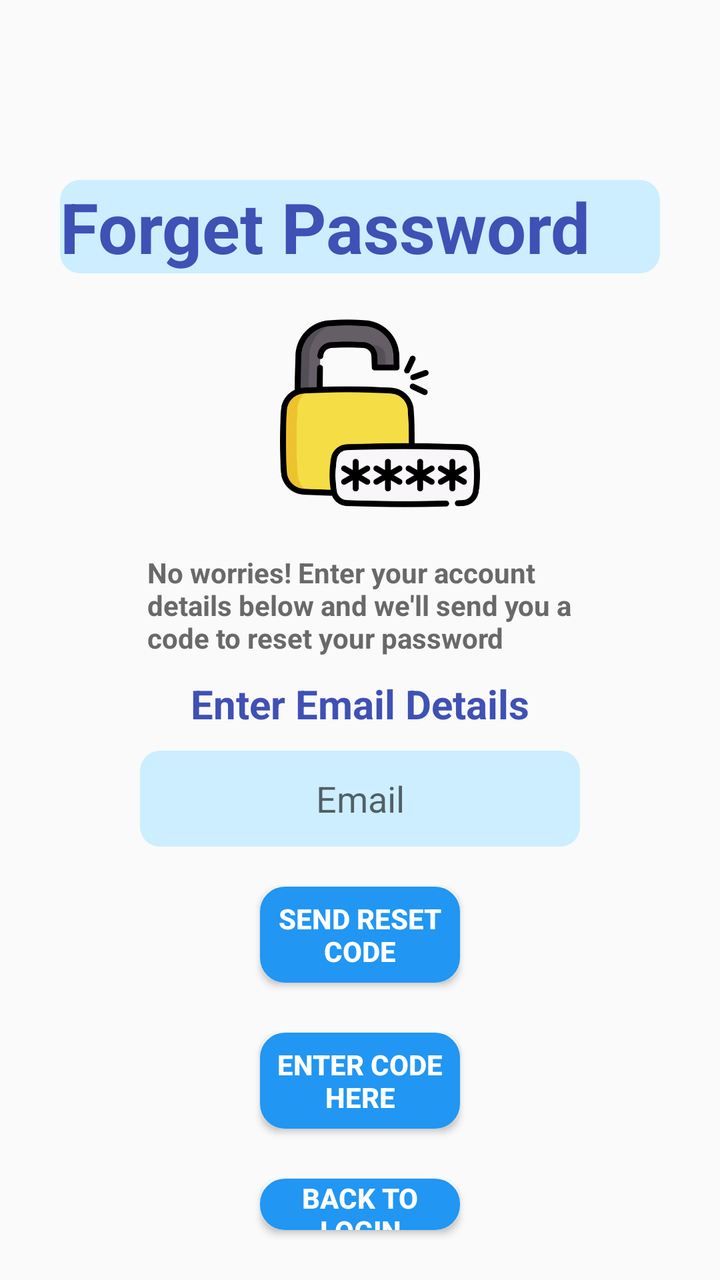
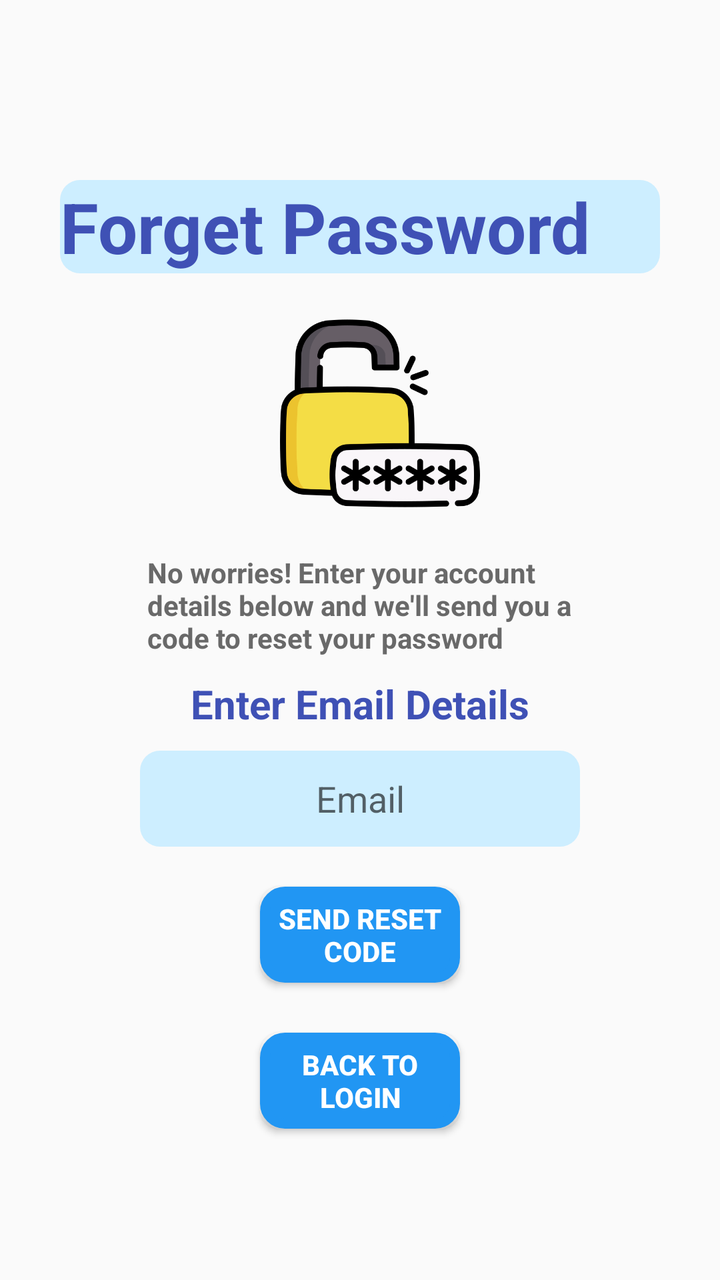

Two renders of the same Android screen: before a commit and after it. Below are the layout's source before the change and the commit's diff.
<!-- AndroidManifest.xml: application theme Theme.FlowApp -->
<!-- res/layout/forget_pass_page.xml -->
<?xml version="1.0" encoding="utf-8"?>
<LinearLayout xmlns:android="http://schemas.android.com/apk/res/android"
    android:orientation="vertical"
    android:layout_width="match_parent"
    android:layout_height="match_parent">

    <TextView
        android:text="@string/forget_password1"
        android:textSize="35sp"
        android:textColor="@color/dark_blue"
        android:textStyle="bold"
        android:id="@+id/FlowName"
        android:layout_gravity="center"
        android:layout_width="wrap_content"
        android:layout_height="wrap_content"
        android:layout_marginTop="90dp"
        android:background="@drawable/title_of_page_design"
        android:contentDescription="@null"
        android:layout_marginBottom="20dp"
        />


        <ImageView
            android:id="@+id/unlockIcon"
            android:layout_width="100dp"
            android:layout_height="100dp"
            android:src="@drawable/unlock"
            android:contentDescription="@string/Unlock_Icon"
            android:layout_gravity="center"
            android:layout_marginStart="10dp"
            />

    <TextView
        android:text="@string/sen1"
        android:textSize="14sp"
        android:textColor="@color/dark_gray"
        android:textStyle="bold"
        android:id="@+id/sen1"
        android:layout_gravity="center"
        android:layout_width="wrap_content"
        android:layout_height="wrap_content"
        android:layout_marginTop="20dp"
        />

    <TextView
        android:text="Enter Email Details"
        android:textSize="20sp"
        android:textColor="@color/dark_blue"
        android:textStyle="bold"
        android:id="@+id/accTrn"
        android:layout_gravity="center"
        android:layout_width="wrap_content"
        android:layout_height="wrap_content"
        android:layout_marginTop="10dp"
        android:layout_marginBottom="10dp"
        />

    <EditText
        android:hint="@string/email"
        android:id="@+id/inputTrn"
        android:gravity="center"
        android:layout_width="wrap_content"
        android:layout_height="wrap_content"
        android:layout_gravity="center"
        android:autofillHints="username"
        android:inputType="number"
        android:minHeight="48dp"
        android:background="@drawable/input_fields_design"
        android:layout_marginBottom="20dp"
        />

    <Button
        android:text="@string/sendCode"
        android:layout_width="wrap_content"
        android:layout_height="wrap_content"
        android:layout_gravity="center"
        android:textColor="@color/white"
        android:textStyle="bold"
        android:id="@+id/sendCodeBtn"
        android:background="@drawable/slightly_round_corner_button"
        android:layout_marginBottom="25dp"
        />

    <Button
        android:text="@string/enterCode"
        android:layout_width="wrap_content"
        android:layout_height="wrap_content"
        android:layout_gravity="center"
        android:textColor="@color/white"
        android:textStyle="bold"
        android:id="@+id/enterCodeBtn"
        android:background="@drawable/slightly_round_corner_button"
        android:layout_marginBottom="25dp"
        />

    <Button
        android:id="@+id/backToLoginBtn"
        android:layout_width="wrap_content"
        android:layout_height="wrap_content"
        android:layout_gravity="center"
        android:layout_marginBottom="25dp"
        android:background="@drawable/slightly_round_corner_button"
        android:text="@string/backToLogin"
        android:textColor="@color/white"
        android:textStyle="bold" />


</LinearLayout>
<!-- resources referenced by this layout -->
<resources>
  <color name="dark_blue">#3F51B5</color>
  <color name="dark_gray">#696969</color>
  <color name="white">#FFFFFFFF</color>
  <!-- drawable input_fields_design (drawable) -->
  <?xml version="1.0" encoding="utf-8"?>
  <shape xmlns:android="http://schemas.android.com/apk/res/android"
      android:shape="rectangle">
      <corners
          android:radius="10dp"
          />
      <solid android:color="@color/input_field"/>
      <padding
          android:left="0dp"
          android:top="0dp"
          android:right="0dp"
          android:bottom="0dp" />
      <size
          android:width="220dp"
          android:height="30dp" />
      <stroke
          android:width="0dp"
          android:color="#7693B3"
          />
  
  </shape>
  <!-- drawable slightly_round_corner_button (drawable) -->
  <?xml version="1.0" encoding="utf-8"?>
  <shape xmlns:android="http://schemas.android.com/apk/res/android" android:shape="rectangle" >
      <corners
          android:radius="10dp"
          />
      <solid
          android:color="@color/blue"
          />
      <padding
          android:left="0dp"
          android:top="0dp"
          android:right="0dp"
          android:bottom="0dp"
          />
      <size
          android:width="100dp"
          android:height="40dp"
          />
      <stroke
          android:width="5dp"
          android:color="#2196F3"
          />
  </shape>
  <!-- drawable title_of_page_design (drawable) -->
  <?xml version="1.0" encoding="utf-8"?>
  <shape xmlns:android="http://schemas.android.com/apk/res/android"
      android:shape="rectangle">
      <corners
          android:radius="10dp"
          />
      <solid android:color="@color/input_field"/>
      <padding
          android:left="0dp"
          android:top="0dp"
          android:right="0dp"
          android:bottom="0dp" />
      <size
          android:width="300dp"
          android:height="40dp" />
      <stroke
          android:width="0dp"
          android:color="#7693B3"
          />
  
  
  </shape>
  <!-- drawable unlock: png bitmap (drawable, 31293 bytes) -->
  <string name="Unlock_Icon">Unlock Icon</string>
  <string name="backToLogin">Back to\nLogin</string>
  <string name="email">Email</string>
  <string name="enterCode">Enter Code\nHere</string>
  <string name="forget_password1">Forget Password</string>
  <string name="sen1">No worries! Enter your account\ndetails below and we\'ll send you a\ncode to reset your password</string>
  <string name="sendCode">Send Reset\nCode</string>
  <style name="Theme.FlowApp" parent="android:Theme.Material.Light.NoActionBar">
          <item name="colorPrimary">@color/dark_blue</item>
          <item name="colorPrimaryVariant">@color/dark_blue</item>
      </style>
  <color name="input_field">#CDEEFF</color>
  <color name="blue">#2196F3</color>
</resources>

<!-- the commit's change to res/layout/forget_pass_page.xml (unified diff, before → after) -->
@@ -82,18 +82,6 @@
         />
 
     <Button
-        android:text="@string/enterCode"
-        android:layout_width="wrap_content"
-        android:layout_height="wrap_content"
-        android:layout_gravity="center"
-        android:textColor="@color/white"
-        android:textStyle="bold"
-        android:id="@+id/enterCodeBtn"
-        android:background="@drawable/slightly_round_corner_button"
-        android:layout_marginBottom="25dp"
-        />
-
-    <Button
         android:id="@+id/backToLoginBtn"
         android:layout_width="wrap_content"
         android:layout_height="wrap_content"
<!-- resource entries referenced after the edit -->
@@ -76,7 +76,6 @@
   <string name="Unlock_Icon">Unlock Icon</string>
   <string name="backToLogin">Back to\nLogin</string>
   <string name="email">Email</string>
-  <string name="enterCode">Enter Code\nHere</string>
   <string name="forget_password1">Forget Password</string>
   <string name="sen1">No worries! Enter your account\ndetails below and we\'ll send you a\ncode to reset your password</string>
   <string name="sendCode">Send Reset\nCode</string>
